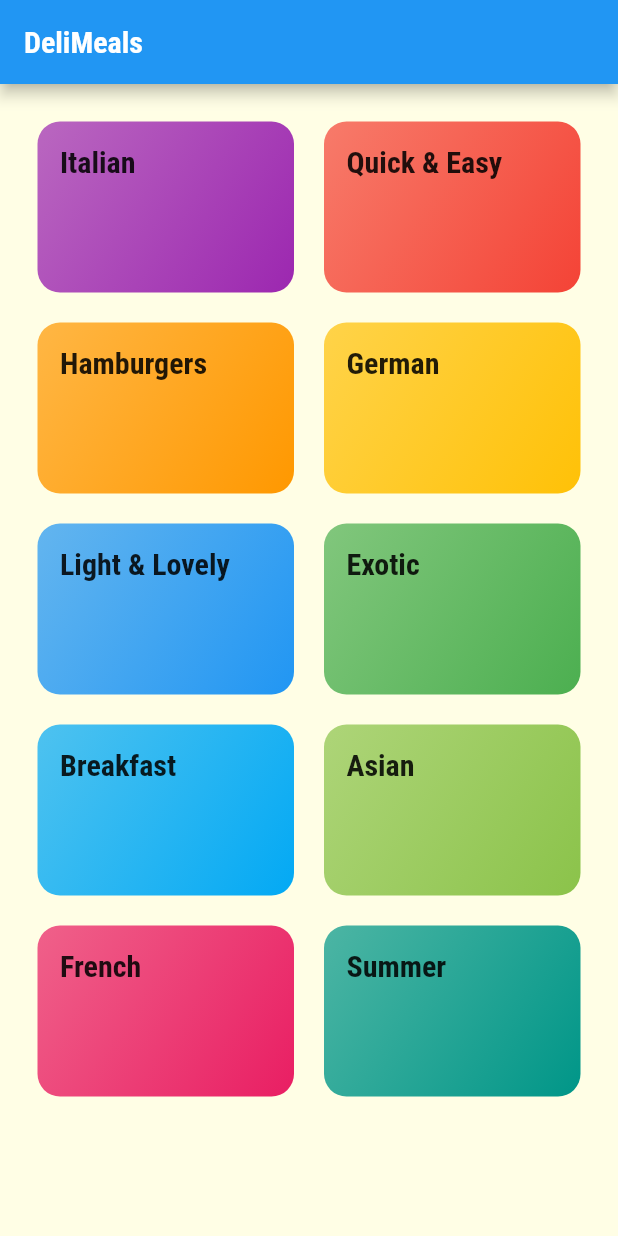
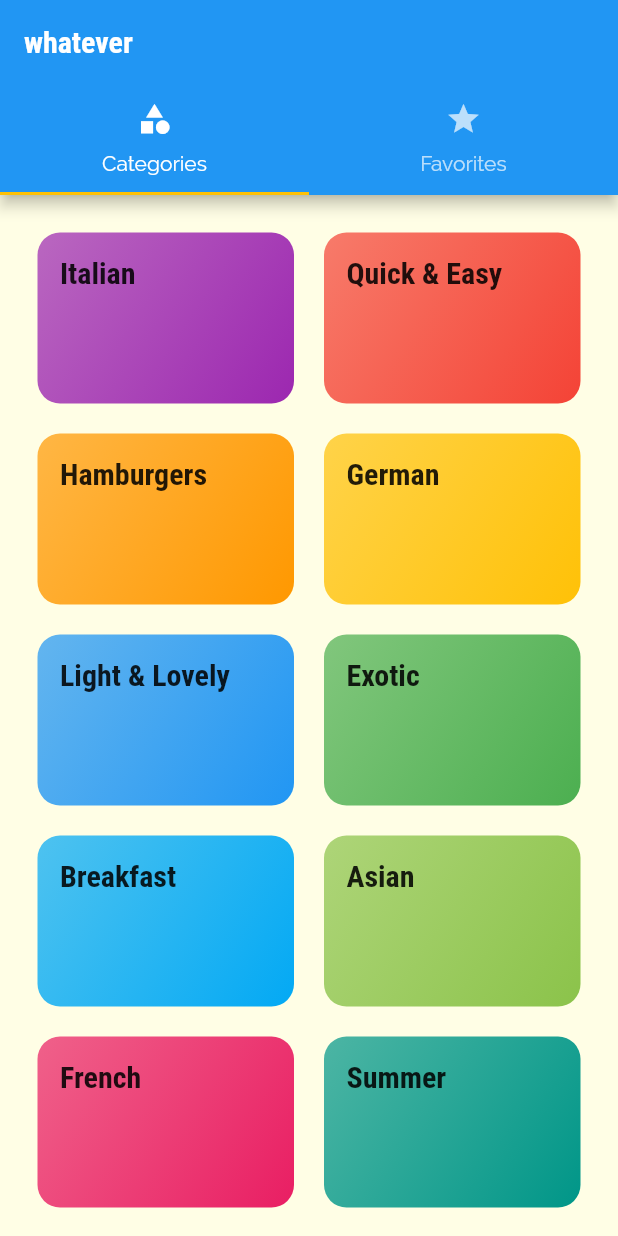
Before and after one commit to soulandbone/foods_app, a Flutter app: the screen it shows after launch, on a phone screen of 412 x 824 dp. Run offline on Flutter 3.47's test engine with Material 2 defaults, Android fonts, the phone set to English and light mode, and no system bars.

Commit message:
Added top TabBar, for Main menu and Favorite menu which only has dummy data at the moment

```diff
--- a/lib/main.dart
+++ b/lib/main.dart
@@ -1,5 +1,6 @@
 import 'package:flutter/material.dart';
 
+import './screens/tabs_screen.dart';
 import './screens/category_meals_screen.dart';
 import './screens/meal_details_screen.dart';
 import './screens/categories_screen.dart';
@@ -29,8 +30,9 @@
                   fontWeight: FontWeight.bold)),
           primarySwatch: Colors.blue,
         ),
-        home: const CategoryScreen(),
+        // home: const TabsScreem(),
         routes: {
+          '/': (context) => TabsScreen(),
           CategoryMealsScreen.routeName: (context) => CategoryMealsScreen(),
           MealDetailsScreen.routeName: (context) => MealDetailsScreen(),
         },
--- a/lib/screens/categories_screen.dart
+++ b/lib/screens/categories_screen.dart
@@ -9,11 +9,7 @@
 
   @override
   Widget build(BuildContext context) {
-    return Scaffold(
-        appBar: AppBar(
-          title: const Text('DeliMeals'),
-        ),
-        body: GridView(
+    return GridView(
         padding: EdgeInsets.all(25),
         children: DUMMY_CATEGORIES
             .map((e) => CategoryItem(e.id, e.title, e.color))
@@ -22,6 +18,6 @@
             maxCrossAxisExtent: 200,
             childAspectRatio: 3 / 2,
             crossAxisSpacing: 20,
-                mainAxisSpacing: 20)));
+            mainAxisSpacing: 20));
   }
 }
--- /dev/null
+++ b/lib/screens/favorites_screen.dart
@@ -0,0 +1,14 @@
+import 'package:flutter/cupertino.dart';
+import 'package:flutter/src/widgets/container.dart';
+import 'package:flutter/src/widgets/framework.dart';
+
+class FavoritesScreen extends StatelessWidget {
+  const FavoritesScreen({super.key});
+
+  @override
+  Widget build(BuildContext context) {
+    return Center(
+      child: Text('this is the favorites'),
+    );
+  }
+}
--- /dev/null
+++ b/lib/screens/tabs_screen.dart
@@ -0,0 +1,35 @@
+import 'package:flutter/material.dart';
+
+import './categories_screen.dart';
+import './favorites_screen.dart';
+
+class TabsScreen extends StatefulWidget {
+  const TabsScreen({super.key});
+
+  @override
+  State<TabsScreen> createState() => _TabsScreenState();
+}
+
+class _TabsScreenState extends State<TabsScreen> {
+  @override
+  Widget build(BuildContext context) {
+    return DefaultTabController(
+        length: 2,
+        child: Scaffold(
+          appBar: AppBar(
+            title: Text('whatever'),
+            bottom: TabBar(tabs: [
+              Tab(
+                icon: Icon(Icons.category),
+                text: 'Categories',
+              ),
+              Tab(
+                icon: Icon(Icons.star),
+                text: 'Favorites',
+              ),
+            ]),
+          ),
+          body: TabBarView(children: [CategoryScreen(), FavoritesScreen()]),
+        ));
+  }
+}
```
Lines whose indentation alone changed are shown as unchanged.
